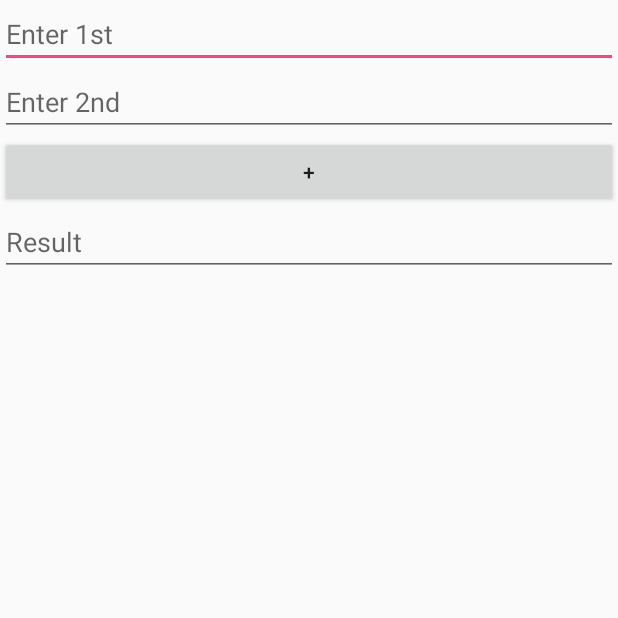
After one commit to iamspathan/Counter, an Android app: the Addition screen opened directly, with no data from a screen before it, on a phone screen of 412 x 824 dp, the top half of it. The commit adds this screen. Run offline under Robolectric (Android 15) with nearby library versions, the phone set to English and light mode, and no system bars.

Commit message:
normal commit

```diff
--- /dev/null
+++ b/app/src/main/java/me/sohailpathan/www/counter/Addition.java
@@ -0,0 +1,43 @@
+package me.sohailpathan.www.counter;
+
+import android.os.PersistableBundle;
+import android.support.v7.app.AppCompatActivity;
+import android.os.Bundle;
+import android.view.View;
+import android.widget.Button;
+import android.widget.EditText;
+
+public class Addition extends AppCompatActivity {
+
+    EditText first, second,result;
+    Button add;
+    @Override
+    protected void onCreate(Bundle savedInstanceState) {
+        super.onCreate(savedInstanceState);
+        setContentView(R.layout.activity_addition);
+        first=(EditText)findViewById(R.id.first);
+        second=(EditText)findViewById(R.id.second);
+        result=(EditText)findViewById(R.id.result);
+        add=(Button)findViewById(R.id.add);
+        add.setOnClickListener(new View.OnClickListener() {
+            @Override
+            public void onClick(View v) {
+                int a1 = Integer.parseInt(first.getText().toString());
+                int b1 = Integer.parseInt(second.getText().toString());
+                result.setText(a1+b1);
+            }
+        });
+    }
+    @Override
+    public void onSaveInstanceState(Bundle outState, PersistableBundle outPersistentState) {
+        super.onSaveInstanceState(outState, outPersistentState);
+        outState.putString("2",result.getText().toString());
+    }
+
+    @Override
+    protected void onRestoreInstanceState(Bundle savedInstanceState) {
+        super.onRestoreInstanceState(savedInstanceState);
+        String s= savedInstanceState.getString("2");
+        result.setText(s);
+    }
+}
--- /dev/null
+++ b/app/src/main/res/layout/activity_addition.xml
@@ -0,0 +1,41 @@
+<?xml version="1.0" encoding="utf-8"?>
+<RelativeLayout xmlns:android="http://schemas.android.com/apk/res/android"
+    xmlns:app="http://schemas.android.com/apk/res-auto"
+    xmlns:tools="http://schemas.android.com/tools"
+    android:layout_width="match_parent"
+    android:layout_height="match_parent"
+    tools:context=".Addition">
+
+    <LinearLayout
+        android:layout_width="match_parent"
+        android:layout_height="wrap_content"
+        android:orientation="vertical">
+
+        <EditText
+            android:layout_width="match_parent"
+            android:layout_height="wrap_content"
+            android:hint="Enter 1st"
+            android:id="@+id/first"/>
+        <EditText
+            android:layout_width="match_parent"
+            android:layout_height="wrap_content"
+            android:hint="Enter 2nd"
+            android:id="@+id/second"/>
+        <Button
+            android:layout_width="match_parent"
+            android:layout_height="wrap_content"
+            android:text="+"
+            android:id="@+id/add"/>
+
+        <EditText
+            android:layout_width="match_parent"
+            android:layout_height="wrap_content"
+            android:hint="Result"
+            android:id="@+id/result"/>
+
+    </LinearLayout>
+
+
+
+
+</RelativeLayout>
--- a/app/src/main/res/layout/activity_calculate.xml
+++ b/app/src/main/res/layout/activity_calculate.xml
@@ -48,7 +48,7 @@
                 android:layout_height="wrap_content"
                 android:layout_marginLeft="20dp"
                 android:layout_marginTop="20dp"
-                android:onClick="add"
+                android:id="@+id/add"
                 android:text="ADD" />
         </LinearLayout>
 
@@ -92,8 +92,6 @@
                 android:id="@+id/next"
                 android:layout_marginTop="15dp"
                 android:layout_marginLeft="15dp"/>
-
-
         </LinearLayout>
     </LinearLayout>
 
--- /dev/null
+++ b/app/src/main/res/menu/numbers.xml
@@ -0,0 +1,5 @@
+<?xml version="1.0" encoding="utf-8"?>
+<menu xmlns:android="http://schemas.android.com/apk/res/android">
+    <item android:title="One" android:id="@+id/one"></item>
+    <item  android:title="Two" android:id="@+id/two"></item>
+</menu>
--- a/app/src/main/res/values/styles.xml
+++ b/app/src/main/res/values/styles.xml
@@ -1,7 +1,7 @@
 <resources>
 
     <!-- Base application theme. -->
-    <style name="AppTheme" parent="Base.Theme.AppCompat.Light.DarkActionBar">
+    <style name="AppTheme" parent="Theme.AppCompat.Light.NoActionBar">
         <!-- Customize your theme here. -->
         <item name="colorPrimary">@color/colorPrimary</item>
         <item name="colorPrimaryDark">@color/colorPrimaryDark</item>
```
Also changed, not shown: app/src/main/AndroidManifest.xml (+13 -10 lines), app/src/main/java/me/sohailpathan/www/counter/CalculateActivity.java (+34 -8 lines), app/src/main/java/me/sohailpathan/www/counter/CustomAdapter.java (added, +49 -0 lines), app/src/main/java/me/sohailpathan/www/counter/CustomToast.java (added, +25 -0 lines), app/src/main/java/me/sohailpathan/www/counter/MainActivity.java (+64 -2 lines), app/src/main/java/me/sohailpathan/www/counter/cutomized_toolbar.java (added, +146 -0 lines), app/src/main/res/layout/activity_custom_toast.xml (added, +21 -0 lines), app/src/main/res/layout/activity_cutomized_toolbar.xml (added, +58 -0 lines), app/src/main/res/layout/activity_main.xml (+17 -0 lines), app/src/main/res/layout/listlviewlayout.xml (added, +22 -0 lines), app/src/main/res/menu/abc.xml (added, +10 -0 lines), app/src/main/res/menu/my_menu.xml (added, +17 -0 lines), app/src/main/res/drawable-v24/android.png (added).
